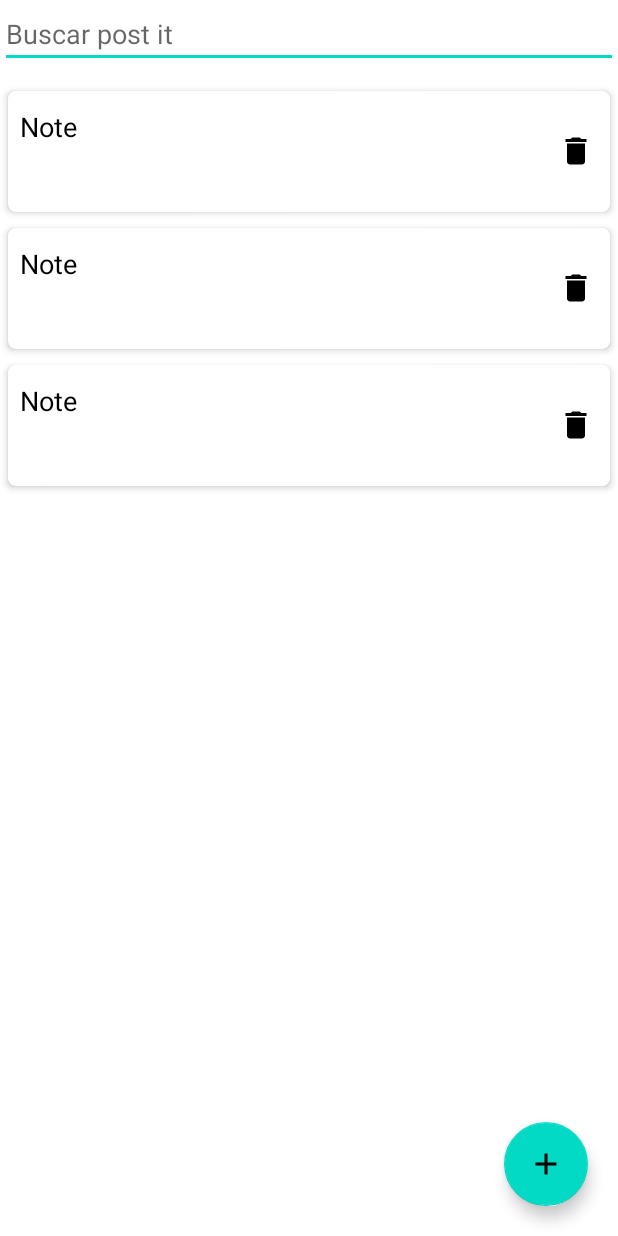
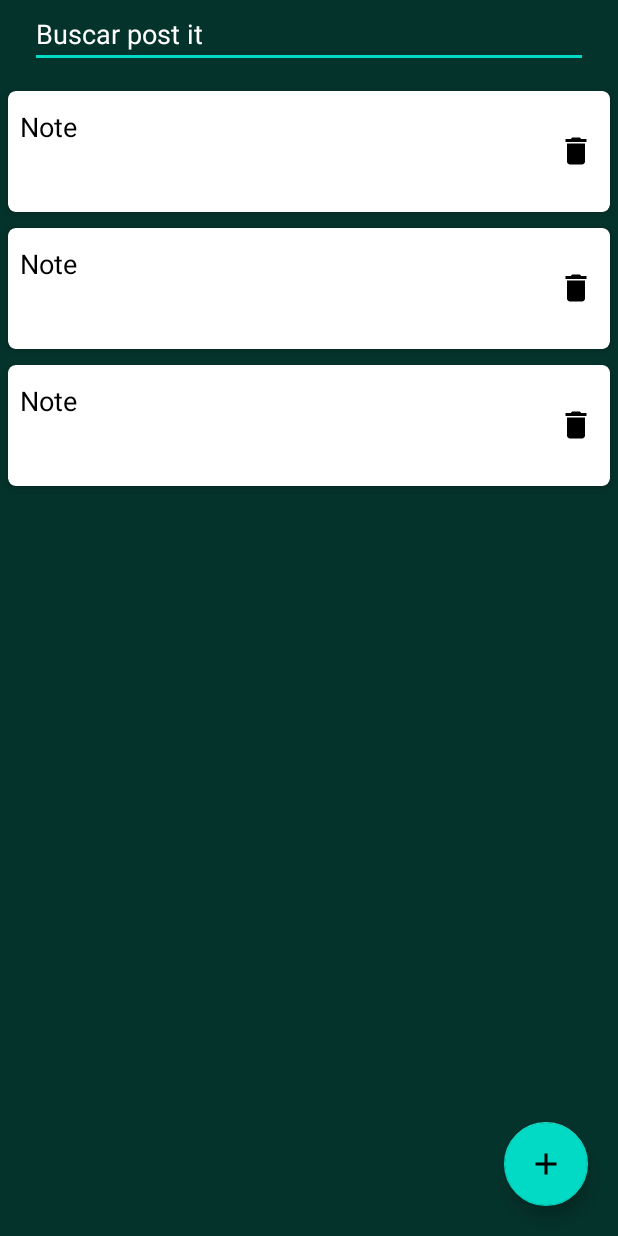
Before and after one commit to joseolivagarcia/Postit, an Android app: the layout activity_main.xml on its own in the app's theme, with its tools: preview values and no code run, on a phone screen of 412 x 824 dp. Run offline under Robolectric (Android 15) with nearby library versions, the phone set to English and light mode, and no system bars.

Commit message:
Funcionando el buscador de postit

```diff
--- a/app/src/main/java/joseoliva/com/postit/adapter/PostitViewHolder.kt
+++ b/app/src/main/java/joseoliva/com/postit/adapter/PostitViewHolder.kt
@@ -28,10 +28,10 @@ class PostitViewHolder(view: View): RecyclerView.ViewHolder(view) {
         fecha.text = "Actualizado: " + positmodel.fecha
         //cambio la fuente para unos colores u otros y el color del texto
         if(color.equals("#8BC34A") || color.equals("#00BCD4")){ //para color verde o azul
-            titulo.typeface = ResourcesCompat.getFont(titulo.context,R.font.dancing_normal)
+            titulo.typeface = ResourcesCompat.getFont(titulo.context,R.font.hand_normal)
             titulo.setTextColor(Color.parseColor("#FFFFFFFF"))
         }else{
-            titulo.typeface = ResourcesCompat.getFont(titulo.context,R.font.hand_normal)
+            titulo.typeface = ResourcesCompat.getFont(titulo.context,R.font.dancing_normal)
             titulo.setTextColor(Color.parseColor("#FF000000"))
         }
         positfondo.setBackgroundColor(Color.parseColor(color))
--- a/app/src/main/res/layout/activity_main.xml
+++ b/app/src/main/res/layout/activity_main.xml
@@ -5,13 +5,20 @@
     android:layout_width="match_parent"
     android:layout_height="match_parent"
     tools:context=".MainActivity"
-    android:orientation="vertical">
+    android:orientation="vertical"
+    android:background="@color/fondo">
 
     <EditText
         android:id="@+id/buscador"
         android:layout_width="match_parent"
         android:layout_height="wrap_content"
-        android:hint="Buscar post it" />
+        android:hint="Buscar post it"
+        android:maxLines="1"
+        android:singleLine="true"
+        android:textColor="@color/white"
+        android:textColorHint="@color/white"
+        android:layout_marginRight="20dp"
+        android:layout_marginLeft="20dp"/>
 
     <!--fab para añadir una nota-->
     <androidx.recyclerview.widget.RecyclerView
--- a/app/src/main/res/values/colors.xml
+++ b/app/src/main/res/values/colors.xml
@@ -9,7 +9,7 @@
     <color name="white">#FFFFFFFF</color>
 
     <!--colores para los postit-->
-    <color name="fondo">#085144</color>
+    <color name="fondo">#04332B</color>
     <color name="verde">#8BC34A</color>
     <color name="azul">#00BCD4</color>
     <color name="amarillo">#FFEB3B</color>
--- a/app/src/main/res/values/strings.xml
+++ b/app/src/main/res/values/strings.xml
@@ -1,3 +1,3 @@
 <resources>
-    <string name="app_name">Postit</string>
+    <string name="app_name">Pizarra de Notas</string>
 </resources>
```
Also changed, not shown: app/src/main/java/joseoliva/com/postit/MainActivity.kt (+10 -0 lines), app/src/main/java/joseoliva/com/postit/adapter/PostitAdapter.kt (+6 -1 lines).
